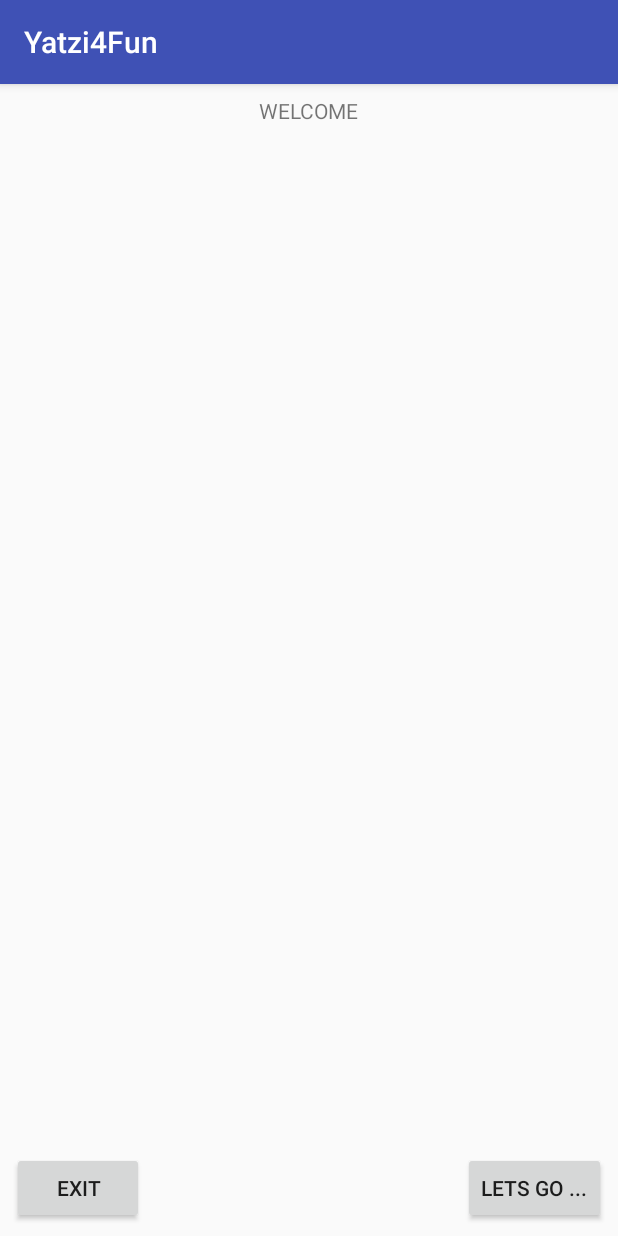
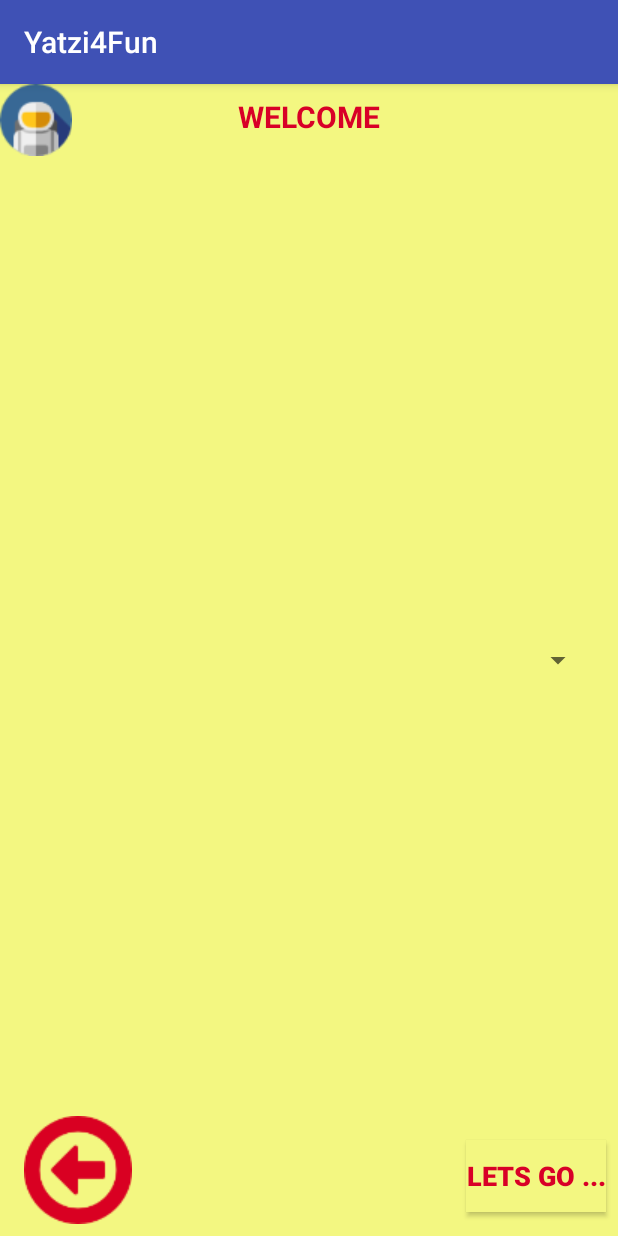
Before and after one commit to sule3927/Kniffel4Fun, an Android app: the screen it shows after launch (MainActivity), on a phone screen of 412 x 824 dp. Run offline under Robolectric (Android 15) with nearby library versions, the phone set to English and light mode, and no system bars.

Commit message:
Textfarbe und -style für die TextView auf dem Startbildschirm geändert. ImageView Astronaut eingefügt.

```diff
--- a/app/src/main/res/layout/activity_main.xml
+++ b/app/src/main/res/layout/activity_main.xml
@@ -4,6 +4,8 @@
     xmlns:tools="http://schemas.android.com/tools"
     android:layout_width="match_parent"
     android:layout_height="match_parent"
+    android:accessibilityLiveRegion="none"
+    android:background="@color/colorMiddleYellow"
     tools:context="com.example.su.kniffel4fun.MainActivity">
 
     <TextView
@@ -14,29 +16,64 @@
         android:layout_marginStart="8dp"
         android:layout_marginTop="8dp"
         android:text="@string/strTxtHeader"
+        android:textSize="20sp"
+        android:textStyle="bold"
+        android:textColor="@color/colorDarkRed"
         app:layout_constraintEnd_toEndOf="parent"
         app:layout_constraintStart_toStartOf="parent"
         app:layout_constraintTop_toTopOf="parent" />
 
     <Button
-        android:id="@+id/btnFinish"
-        android:layout_width="wrap_content"
-        android:layout_height="wrap_content"
-        android:layout_marginBottom="8dp"
-        android:layout_marginStart="8dp"
-        android:text="@string/strBtnFinish"
-        app:layout_constraintBottom_toBottomOf="parent"
-        app:layout_constraintStart_toStartOf="parent" />
-
-    <Button
         android:id="@+id/btnStart"
-        android:layout_width="wrap_content"
+        android:layout_width="0dp"
         android:layout_height="wrap_content"
         android:layout_marginBottom="8dp"
         android:layout_marginEnd="8dp"
+        android:layout_marginTop="8dp"
+        android:background="@color/colorMiddleYellow"
         android:text="@string/strBtnStart"
+        android:textSize="18sp"
+        android:textStyle="bold"
+        android:textColor="@color/colorDarkRed"
         app:layout_constraintBottom_toBottomOf="parent"
-        app:layout_constraintEnd_toEndOf="parent" />
+        app:layout_constraintEnd_toEndOf="parent"
+        app:layout_constraintTop_toTopOf="@+id/ibtnFinish"
+        android:layout_marginRight="8dp" />
+
+    //TODO Hintergrundfarbe Image-Button ändern
+
+    <ImageButton
+        android:id="@+id/ibtnFinish"
+        android:layout_width="0dp"
+        android:layout_height="wrap_content"
+        android:layout_marginBottom="8dp"
+        android:layout_marginStart="16dp"
+        android:layout_marginLeft="16dp"
+        android:background="@color/colorMiddleYellow"
+        android:contentDescription="@string/strBtnFinish"
+        app:layout_constraintBottom_toBottomOf="parent"
+        app:layout_constraintStart_toStartOf="parent"
+        app:srcCompat="@drawable/left_arrowhdpi72pix" />
+
+    <Spinner
+        android:id="@+id/spiAvatar"
+        android:layout_width="135dp"
+        android:layout_height="38dp"
+        android:layout_marginBottom="8dp"
+        android:layout_marginEnd="16dp"
+        android:layout_marginRight="16dp"
+        android:layout_marginTop="8dp"
+        app:layout_constraintBottom_toBottomOf="parent"
+        app:layout_constraintEnd_toEndOf="parent"
+        app:layout_constraintTop_toTopOf="parent" />
+
+    <ImageView
+        android:id="@+id/imvAstronaut"
+        android:layout_width="wrap_content"
+        android:layout_height="wrap_content"
+        app:srcCompat="@drawable/astronautmdpi48pix"
+        tools:layout_editor_absoluteX="233dp"
+        tools:layout_editor_absoluteY="189dp" />
 
 
 </android.support.constraint.ConstraintLayout>
--- a/app/src/main/res/values/colors.xml
+++ b/app/src/main/res/values/colors.xml
@@ -3,4 +3,8 @@
     <color name="colorPrimary">#3F51B5</color>
     <color name="colorPrimaryDark">#303F9F</color>
     <color name="colorAccent">#FF4081</color>
+    <color name="colorBrightYellow">#F2F5A9</color>
+    <color name="colorMiddleYellow">#F3F781</color>
+    <color name="colorMiddleRed">#FF0000</color>
+    <color name="colorDarkRed">#D80027</color>
 </resources>
--- a/app/src/main/res/values/strings.xml
+++ b/app/src/main/res/values/strings.xml
@@ -3,4 +3,5 @@
     <string name="strBtnFinish">Exit</string>
     <string name="strBtnStart">Lets go ...</string>
     <string name="strTxtHeader">WELCOME</string>
+    <string name="strSpiAvatar">Choose an Avatar</string>
 </resources>
```
Also changed, not shown: 1 other file.
